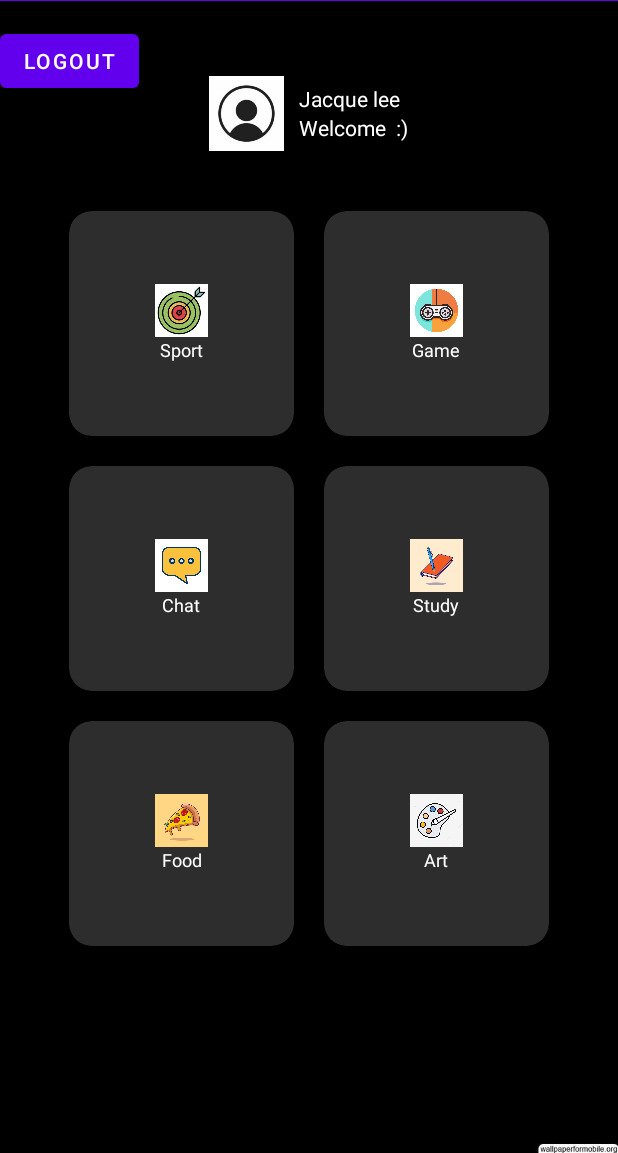
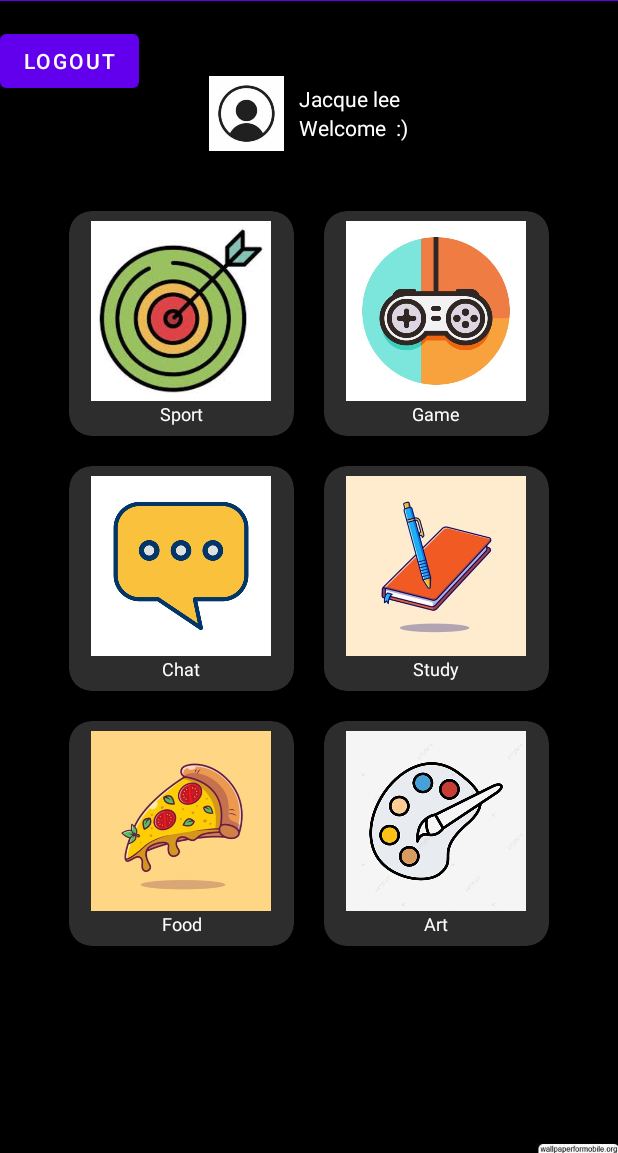
Before and after one commit to serifeturksever/FRIENDER, an Android app: the screen it shows after launch once a user with an empty profile is signed in (MainActivity), on a phone screen of 412 x 824 dp, the part 83-1236 px from its top. Run offline under Robolectric (Android 15) with nearby library versions, the phone set to English and light mode, and no system bars; our stand-ins replace Firebase (no records; nobody signed in at launch, a user with empty details on screens opened directly).

Commit message:
card view yapıldı.

```diff
--- a/app/src/main/res/layout/activity_main.xml
+++ b/app/src/main/res/layout/activity_main.xml
@@ -59,11 +59,13 @@
             android:layout_weight="1">
 
             <androidx.cardview.widget.CardView
+                android:id="@+id/sport"
                 android:layout_width="150dp"
                 android:layout_height="150dp"
                 android:layout_margin="10dp"
                 app:cardBackgroundColor="#2D2D2D"
-                app:cardCornerRadius="15dp">
+                app:cardCornerRadius="15dp"
+                android:onClick="cardActivity">
 
                 <LinearLayout
                     android:layout_width="wrap_content"
@@ -72,8 +74,8 @@
                     android:orientation="vertical">
 
                     <ImageView
-                        android:layout_width="35dp"
-                        android:layout_height="35dp"
+                        android:layout_width="120dp"
+                        android:layout_height="120dp"
                         android:background="@drawable/sport"></ImageView>
 
                     <TextView
@@ -81,10 +83,8 @@
                         android:layout_height="wrap_content"
                         android:gravity="center"
                         android:text="Sport"
-                        android:textSize="12sp"
                         android:textColor="@color/white"
-                        />
-
+                        android:textSize="12sp" />
 
 
                 </LinearLayout>
@@ -92,11 +92,13 @@
             </androidx.cardview.widget.CardView>
 
             <androidx.cardview.widget.CardView
+                android:id="@+id/game"
                 android:layout_width="150dp"
                 android:layout_height="150dp"
                 android:layout_margin="10dp"
                 app:cardBackgroundColor="#2D2D2D"
-                app:cardCornerRadius="15dp">
+                app:cardCornerRadius="15dp"
+                android:onClick="cardActivity">
 
                 <LinearLayout
                     android:layout_width="wrap_content"
@@ -105,8 +107,8 @@
                     android:orientation="vertical">
 
                     <ImageView
-                        android:layout_width="35dp"
-                        android:layout_height="35dp"
+                        android:layout_width="120dp"
+                        android:layout_height="120dp"
                         android:background="@drawable/game"></ImageView>
 
                     <TextView
@@ -114,10 +116,10 @@
                         android:layout_height="wrap_content"
                         android:gravity="center"
                         android:text="Game"
+                        android:textColor="@color/white"
                         android:textSize="12sp"
-                        android:textColor="@color/white"
-                        />
 
+                    />
 
 
                 </LinearLayout>
@@ -133,11 +135,14 @@
             android:layout_weight="1">
 
             <androidx.cardview.widget.CardView
+                android:id="@+id/chat"
                 android:layout_width="150dp"
                 android:layout_height="150dp"
                 android:layout_margin="10dp"
                 app:cardBackgroundColor="#2D2D2D"
-                app:cardCornerRadius="15dp">
+                app:cardCornerRadius="15dp"
+                android:onClick="cardActivity">
+
 
                 <LinearLayout
                     android:layout_width="wrap_content"
@@ -146,8 +151,8 @@
                     android:orientation="vertical">
 
                     <ImageView
-                        android:layout_width="35dp"
-                        android:layout_height="35dp"
+                        android:layout_width="120dp"
+                        android:layout_height="120dp"
                         android:background="@drawable/chat"></ImageView>
 
                     <TextView
@@ -155,10 +160,8 @@
                         android:layout_height="wrap_content"
                         android:gravity="center"
                         android:text="Chat"
-                        android:textSize="12sp"
                         android:textColor="@color/white"
-                        />
-
+                        android:textSize="12sp" />
 
 
                 </LinearLayout>
@@ -166,11 +169,14 @@
             </androidx.cardview.widget.CardView>
 
             <androidx.cardview.widget.CardView
+                android:id="@+id/study"
                 android:layout_width="150dp"
                 android:layout_height="150dp"
                 android:layout_margin="10dp"
                 app:cardBackgroundColor="#2D2D2D"
-                app:cardCornerRadius="15dp">
+                app:cardCornerRadius="15dp"
+                android:onClick="cardActivity">
+
 
                 <LinearLayout
                     android:layout_width="wrap_content"
@@ -179,8 +185,8 @@
                     android:orientation="vertical">
 
                     <ImageView
-                        android:layout_width="35dp"
-                        android:layout_height="35dp"
+                        android:layout_width="120dp"
+                        android:layout_height="120dp"
                         android:background="@drawable/study"></ImageView>
 
                     <TextView
@@ -188,10 +194,8 @@
                         android:layout_height="wrap_content"
                         android:gravity="center"
                         android:text="Study"
-                        android:textSize="12sp"
                         android:textColor="@color/white"
-                        />
-
+                        android:textSize="12sp" />
 
 
                 </LinearLayout>
@@ -206,11 +210,14 @@
             android:layout_weight="1">
 
             <androidx.cardview.widget.CardView
+                android:id="@+id/food"
                 android:layout_width="150dp"
                 android:layout_height="150dp"
                 android:layout_margin="10dp"
                 app:cardBackgroundColor="#2D2D2D"
-                app:cardCornerRadius="15dp">
+                app:cardCornerRadius="15dp"
+                android:onClick="cardActivity">
+                >
 
                 <LinearLayout
                     android:layout_width="wrap_content"
@@ -219,8 +226,8 @@
                     android:orientation="vertical">
 
                     <ImageView
-                        android:layout_width="35dp"
-                        android:layout_height="35dp"
+                        android:layout_width="120dp"
+                        android:layout_height="120dp"
                         android:background="@drawable/pizza"></ImageView>
 
                     <TextView
@@ -228,10 +235,8 @@
                         android:layout_height="wrap_content"
                         android:gravity="center"
                         android:text="Food"
-                        android:textSize="12sp"
                         android:textColor="@color/white"
-                        />
-
+                        android:textSize="12sp" />
 
 
                 </LinearLayout>
@@ -239,11 +244,14 @@
             </androidx.cardview.widget.CardView>
 
             <androidx.cardview.widget.CardView
+                android:id="@+id/art"
                 android:layout_width="150dp"
                 android:layout_height="150dp"
                 android:layout_margin="10dp"
                 app:cardBackgroundColor="#2D2D2D"
-                app:cardCornerRadius="15dp">
+                app:cardCornerRadius="15dp"
+                android:onClick="cardActivity"
+                >
 
                 <LinearLayout
                     android:layout_width="wrap_content"
@@ -252,8 +260,8 @@
                     android:orientation="vertical">
 
                     <ImageView
-                        android:layout_width="35dp"
-                        android:layout_height="35dp"
+                        android:layout_width="120dp"
+                        android:layout_height="120dp"
                         android:background="@drawable/art"></ImageView>
 
                     <TextView
@@ -261,10 +269,8 @@
                         android:layout_height="wrap_content"
                         android:gravity="center"
                         android:text="Art"
-                        android:textSize="12sp"
                         android:textColor="@color/white"
-                        />
-
+                        android:textSize="12sp" />
 
 
                 </LinearLayout>
@@ -279,8 +285,8 @@
         android:id="@+id/btnLogout"
         android:layout_width="wrap_content"
         android:layout_height="wrap_content"
+        android:layout_marginStart="0dp"
         android:layout_marginTop="16dp"
-        android:layout_marginStart="0dp"
         android:text="Logout"
         app:layout_constraintEnd_toEndOf="parent"
         app:layout_constraintHorizontal_bias="0.5"
```
Also changed, not shown: app/src/main/AndroidManifest.xml (+9 -0 lines), app/src/main/java/com/example/authentication/CardDetails.java (added, +49 -0 lines), app/src/main/java/com/example/authentication/MainActivity.java (+50 -0 lines), app/src/main/res/layout/activity_card.xml (added, +31 -0 lines).
